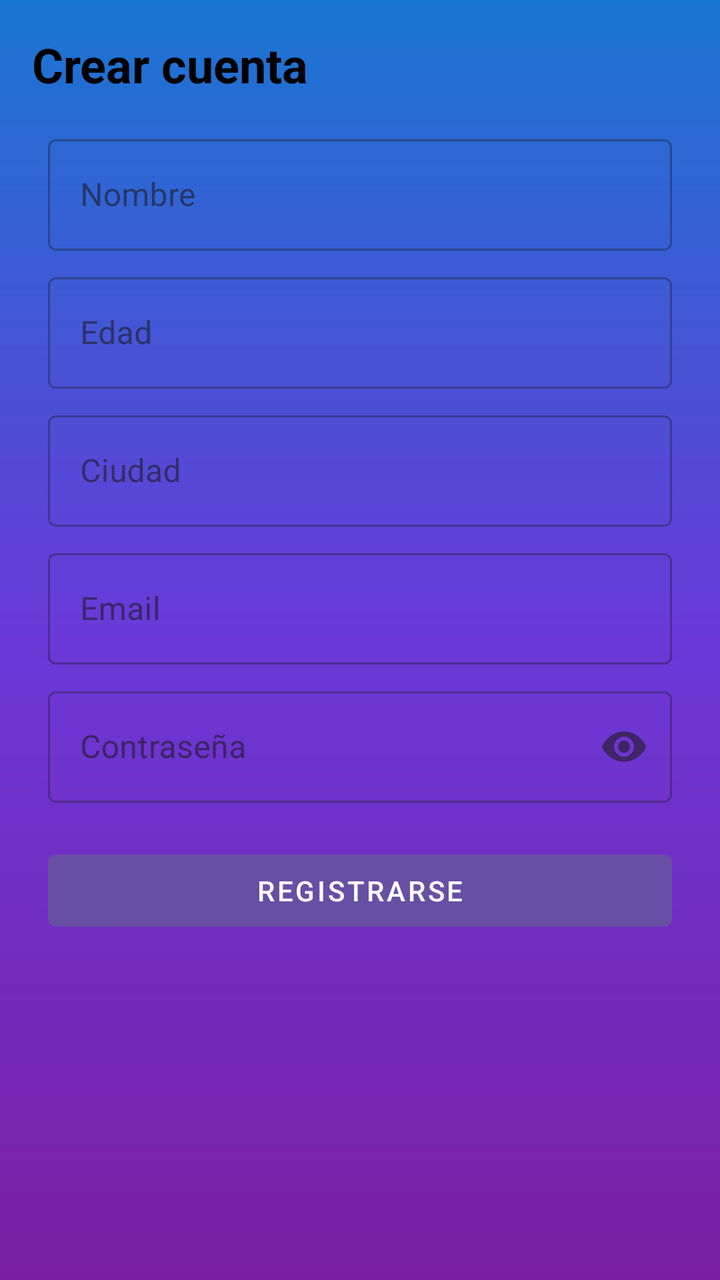
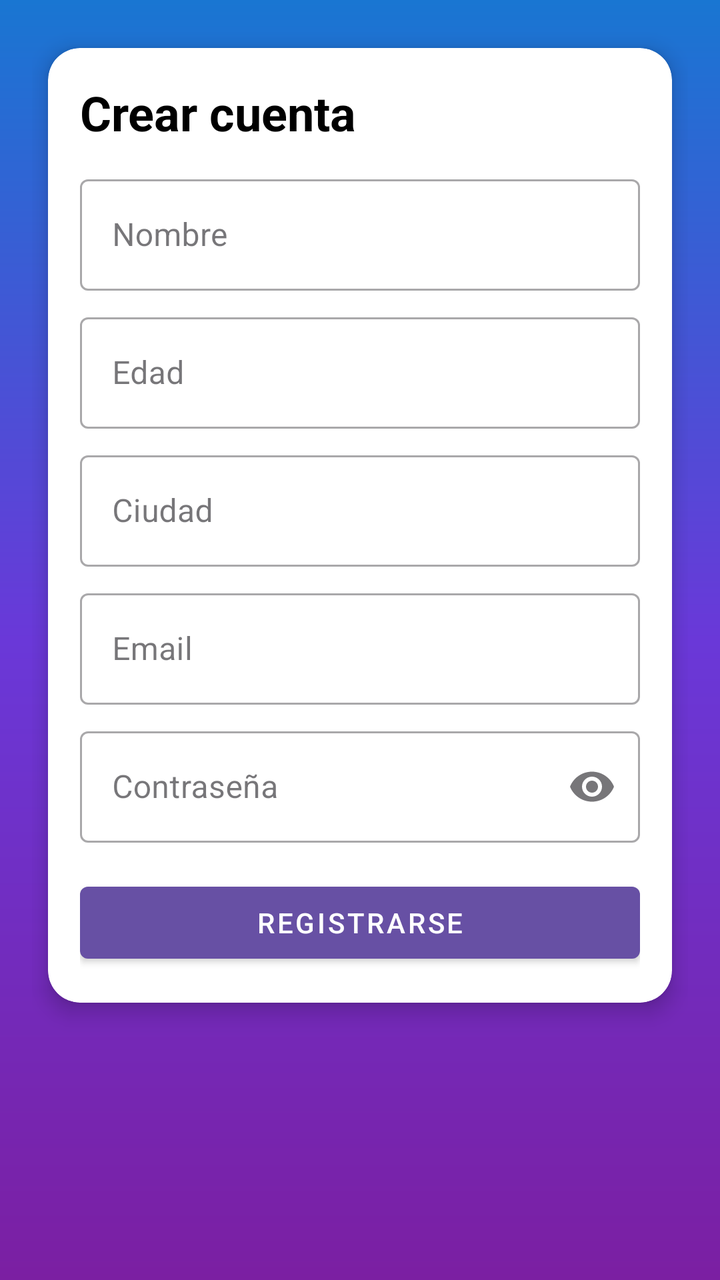

An Android layout rendered at two revisions. The XML below is the earlier revision; the diff shows what the commit changed to produce the second picture.
<!-- AndroidManifest.xml: application theme Theme.TFG -->
<!-- res/layout/fragment_registro.xml -->
<?xml version="1.0" encoding="utf-8"?>
<ScrollView xmlns:android="http://schemas.android.com/apk/res/android"
    xmlns:app="http://schemas.android.com/apk/res-auto"
    xmlns:tools="http://schemas.android.com/tools"
    android:layout_width="match_parent"
    android:layout_height="match_parent"
    android:padding="16dp"
    android:paddingBottom="80dp"
    android:fillViewport="true"
    android:background="@drawable/degradado"
    tools:context="com.example.tfg.vista.FragmentRegistro">

    <androidx.constraintlayout.widget.ConstraintLayout
        android:layout_width="match_parent"
        android:layout_height="wrap_content">

        <TextView
            android:id="@+id/tv_registro_titulo"
            android:layout_width="wrap_content"
            android:layout_height="wrap_content"
            android:text="Crear cuenta"
            android:textSize="24sp"
            android:textStyle="bold"
            android:textColor="@android:color/black"
            app:layout_constraintTop_toTopOf="parent"
            app:layout_constraintStart_toStartOf="parent" />

        <com.google.android.material.textfield.TextInputLayout
            android:id="@+id/til_nombre"
            style="@style/Widget.MaterialComponents.TextInputLayout.OutlinedBox"
            android:layout_width="0dp"
            android:layout_height="wrap_content"
            app:layout_constraintTop_toBottomOf="@id/tv_registro_titulo"
            app:layout_constraintStart_toStartOf="parent"
            app:layout_constraintEnd_toEndOf="parent"
            android:layout_marginTop="16dp"
            android:layout_marginStart="8dp"
            android:layout_marginEnd="8dp">

            <com.google.android.material.textfield.TextInputEditText
                android:id="@+id/etNombre"
                android:layout_width="match_parent"
                android:layout_height="wrap_content"
                android:hint="Nombre" />
        </com.google.android.material.textfield.TextInputLayout>

        <com.google.android.material.textfield.TextInputLayout
            android:id="@+id/til_edad"
            style="@style/Widget.MaterialComponents.TextInputLayout.OutlinedBox"
            android:layout_width="0dp"
            android:layout_height="wrap_content"
            app:layout_constraintTop_toBottomOf="@id/til_nombre"
            app:layout_constraintStart_toStartOf="parent"
            app:layout_constraintEnd_toEndOf="parent"
            android:layout_marginTop="8dp"
            android:layout_marginStart="8dp"
            android:layout_marginEnd="8dp">

            <com.google.android.material.textfield.TextInputEditText
                android:id="@+id/etEdad"
                android:layout_width="match_parent"
                android:layout_height="wrap_content"
                android:hint="Edad"
                android:inputType="number" />
        </com.google.android.material.textfield.TextInputLayout>

        <com.google.android.material.textfield.TextInputLayout
            android:id="@+id/til_ciudad"
            style="@style/Widget.MaterialComponents.TextInputLayout.OutlinedBox"
            android:layout_width="0dp"
            android:layout_height="wrap_content"
            app:layout_constraintTop_toBottomOf="@id/til_edad"
            app:layout_constraintStart_toStartOf="parent"
            app:layout_constraintEnd_toEndOf="parent"
            android:layout_marginTop="8dp"
            android:layout_marginStart="8dp"
            android:layout_marginEnd="8dp">

            <com.google.android.material.textfield.TextInputEditText
                android:id="@+id/etCiudad"
                android:layout_width="match_parent"
                android:layout_height="wrap_content"
                android:hint="Ciudad" />
        </com.google.android.material.textfield.TextInputLayout>

        <com.google.android.material.textfield.TextInputLayout
            android:id="@+id/til_email"
            style="@style/Widget.MaterialComponents.TextInputLayout.OutlinedBox"
            android:layout_width="0dp"
            android:layout_height="wrap_content"
            app:layout_constraintTop_toBottomOf="@id/til_ciudad"
            app:layout_constraintStart_toStartOf="parent"
            app:layout_constraintEnd_toEndOf="parent"
            android:layout_marginTop="8dp"
            android:layout_marginStart="8dp"
            android:layout_marginEnd="8dp">

            <com.google.android.material.textfield.TextInputEditText
                android:id="@+id/etEmail"
                android:layout_width="match_parent"
                android:layout_height="wrap_content"
                android:hint="Email"
                android:inputType="textEmailAddress" />
        </com.google.android.material.textfield.TextInputLayout>

        <com.google.android.material.textfield.TextInputLayout
            android:id="@+id/til_password"
            style="@style/Widget.MaterialComponents.TextInputLayout.OutlinedBox"
            android:layout_width="0dp"
            android:layout_height="wrap_content"
            app:endIconMode="password_toggle"
            app:layout_constraintTop_toBottomOf="@id/til_email"
            app:layout_constraintStart_toStartOf="parent"
            app:layout_constraintEnd_toEndOf="parent"
            android:layout_marginTop="8dp"
            android:layout_marginStart="8dp"
            android:layout_marginEnd="8dp">

            <com.google.android.material.textfield.TextInputEditText
                android:id="@+id/etPassword"
                android:layout_width="match_parent"
                android:layout_height="wrap_content"
                android:hint="Contraseña"
                android:inputType="textPassword" />
        </com.google.android.material.textfield.TextInputLayout>

        <com.google.android.material.button.MaterialButton
            android:id="@+id/btnRegistrarse"
            style="@style/Widget.MaterialComponents.Button"
            android:layout_width="0dp"
            android:layout_height="wrap_content"
            android:text="Registrarse"
            app:layout_constraintTop_toBottomOf="@id/til_password"
            app:layout_constraintStart_toStartOf="parent"
            app:layout_constraintEnd_toEndOf="parent"
            android:layout_marginTop="20dp"
            android:layout_marginStart="8dp"
            android:layout_marginEnd="8dp" />

    </androidx.constraintlayout.widget.ConstraintLayout>

</ScrollView>
<!-- resources referenced by this layout -->
<resources>
  <!-- drawable degradado (drawable) -->
  <?xml version="1.0" encoding="utf-8"?>
  <shape xmlns:android="http://schemas.android.com/apk/res/android" android:shape="rectangle">
      <gradient
          android:startColor="#1976D2"
      android:centerColor="#6A38D8"
      android:endColor="#7B1FA2"
      android:angle="270"
      android:type="linear" />
      <corners android:radius="0dp" />
  </shape>
  <style name="Theme.TFG" parent="Base.Theme.TFG" />
  <style name="Base.Theme.TFG" parent="Theme.Material3.DayNight.NoActionBar">
          
          
      </style>
</resources>

<!-- the commit's change to res/layout/fragment_registro.xml (unified diff, before → after) -->
@@ -14,128 +14,118 @@
         android:layout_width="match_parent"
         android:layout_height="wrap_content">
 
-        <TextView
-            android:id="@+id/tv_registro_titulo"
-            android:layout_width="wrap_content"
-            android:layout_height="wrap_content"
-            android:text="Crear cuenta"
-            android:textSize="24sp"
-            android:textStyle="bold"
-            android:textColor="@android:color/black"
-            app:layout_constraintTop_toTopOf="parent"
-            app:layout_constraintStart_toStartOf="parent" />
-
-        <com.google.android.material.textfield.TextInputLayout
-            android:id="@+id/til_nombre"
-            style="@style/Widget.MaterialComponents.TextInputLayout.OutlinedBox"
+        <androidx.cardview.widget.CardView
+            android:id="@+id/cardRegistro"
             android:layout_width="0dp"
             android:layout_height="wrap_content"
-            app:layout_constraintTop_toBottomOf="@id/tv_registro_titulo"
+            app:cardCornerRadius="16dp"
+            app:cardElevation="6dp"
+            app:layout_constraintTop_toTopOf="parent"
             app:layout_constraintStart_toStartOf="parent"
             app:layout_constraintEnd_toEndOf="parent"
-            android:layout_marginTop="16dp"
             android:layout_marginStart="8dp"
-            android:layout_marginEnd="8dp">
+            android:layout_marginEnd="8dp"
+            android:layout_marginTop="8dp">
 
-            <com.google.android.material.textfield.TextInputEditText
-                android:id="@+id/etNombre"
+            <LinearLayout
                 android:layout_width="match_parent"
                 android:layout_height="wrap_content"
-                android:hint="Nombre" />
-        </com.google.android.material.textfield.TextInputLayout>
+                android:orientation="vertical"
+                android:padding="16dp">
 
-        <com.google.android.material.textfield.TextInputLayout
-            android:id="@+id/til_edad"
-            style="@style/Widget.MaterialComponents.TextInputLayout.OutlinedBox"
-            android:layout_width="0dp"
-            android:layout_height="wrap_content"
-            app:layout_constraintTop_toBottomOf="@id/til_nombre"
-            app:layout_constraintStart_toStartOf="parent"
-            app:layout_constraintEnd_toEndOf="parent"
-            android:layout_marginTop="8dp"
-            android:layout_marginStart="8dp"
-            android:layout_marginEnd="8dp">
+                <TextView
+                    android:id="@+id/tv_registro_titulo"
+                    android:layout_width="wrap_content"
+                    android:layout_height="wrap_content"
+                    android:text="Crear cuenta"
+                    android:textSize="24sp"
+                    android:textStyle="bold"
+                    android:textColor="@android:color/black" />
 
-            <com.google.android.material.textfield.TextInputEditText
-                android:id="@+id/etEdad"
-                android:layout_width="match_parent"
-                android:layout_height="wrap_content"
-                android:hint="Edad"
-                android:inputType="number" />
-        </com.google.android.material.textfield.TextInputLayout>
+                <com.google.android.material.textfield.TextInputLayout
+                    android:id="@+id/til_nombre"
+                    style="@style/Widget.MaterialComponents.TextInputLayout.OutlinedBox"
+                    android:layout_width="match_parent"
+                    android:layout_height="wrap_content"
+                    android:layout_marginTop="12dp">
 
-        <com.google.android.material.textfield.TextInputLayout
-            android:id="@+id/til_ciudad"
-            style="@style/Widget.MaterialComponents.TextInputLayout.OutlinedBox"
-            android:layout_width="0dp"
-            android:layout_height="wrap_content"
-            app:layout_constraintTop_toBottomOf="@id/til_edad"
-            app:layout_constraintStart_toStartOf="parent"
-            app:layout_constraintEnd_toEndOf="parent"
-            android:layout_marginTop="8dp"
-            android:layout_marginStart="8dp"
-            android:layout_marginEnd="8dp">
+                    <com.google.android.material.textfield.TextInputEditText
+                        android:id="@+id/etNombre"
+                        android:layout_width="match_parent"
+                        android:layout_height="wrap_content"
+                        android:hint="Nombre" />
+                </com.google.android.material.textfield.TextInputLayout>
 
-            <com.google.android.material.textfield.TextInputEditText
-                android:id="@+id/etCiudad"
-                android:layout_width="match_parent"
-                android:layout_height="wrap_content"
-                android:hint="Ciudad" />
-        </com.google.android.material.textfield.TextInputLayout>
+                <com.google.android.material.textfield.TextInputLayout
+                    android:id="@+id/til_edad"
+                    style="@style/Widget.MaterialComponents.TextInputLayout.OutlinedBox"
+                    android:layout_width="match_parent"
+                    android:layout_height="wrap_content"
+                    android:layout_marginTop="8dp">
 
-        <com.google.android.material.textfield.TextInputLayout
-            android:id="@+id/til_email"
-            style="@style/Widget.MaterialComponents.TextInputLayout.OutlinedBox"
-            android:layout_width="0dp"
-            android:layout_height="wrap_content"
-            app:layout_constraintTop_toBottomOf="@id/til_ciudad"
-            app:layout_constraintStart_toStartOf="parent"
-            app:layout_constraintEnd_toEndOf="parent"
-            android:layout_marginTop="8dp"
-            android:layout_marginStart="8dp"
-            android:layout_marginEnd="8dp">
+                    <com.google.android.material.textfield.TextInputEditText
+                        android:id="@+id/etEdad"
+                        android:layout_width="match_parent"
+                        android:layout_height="wrap_content"
+                        android:hint="Edad"
+                        android:inputType="number" />
+                </com.google.android.material.textfield.TextInputLayout>
 
-            <com.google.android.material.textfield.TextInputEditText
-                android:id="@+id/etEmail"
-                android:layout_width="match_parent"
-                android:layout_height="wrap_content"
-                android:hint="Email"
-                android:inputType="textEmailAddress" />
-        </com.google.android.material.textfield.TextInputLayout>
+                <com.google.android.material.textfield.TextInputLayout
+                    android:id="@+id/til_ciudad"
+                    style="@style/Widget.MaterialComponents.TextInputLayout.OutlinedBox"
+                    android:layout_width="match_parent"
+                    android:layout_height="wrap_content"
+                    android:layout_marginTop="8dp">
 
-        <com.google.android.material.textfield.TextInputLayout
-            android:id="@+id/til_password"
-            style="@style/Widget.MaterialComponents.TextInputLayout.OutlinedBox"
-            android:layout_width="0dp"
-            android:layout_height="wrap_content"
-            app:endIconMode="password_toggle"
-            app:layout_constraintTop_toBottomOf="@id/til_email"
-            app:layout_constraintStart_toStartOf="parent"
-            app:layout_constraintEnd_toEndOf="parent"
-            android:layout_marginTop="8dp"
-            android:layout_marginStart="8dp"
-            android:layout_marginEnd="8dp">
+                    <com.google.android.material.textfield.TextInputEditText
+                        android:id="@+id/etCiudad"
+                        android:layout_width="match_parent"
+                        android:layout_height="wrap_content"
+                        android:hint="Ciudad" />
+                </com.google.android.material.textfield.TextInputLayout>
 
-            <com.google.android.material.textfield.TextInputEditText
-                android:id="@+id/etPassword"
-                android:layout_width="match_parent"
-                android:layout_height="wrap_content"
-                android:hint="Contraseña"
-                android:inputType="textPassword" />
-        </com.google.android.material.textfield.TextInputLayout>
+                <com.google.android.material.textfield.TextInputLayout
+                    android:id="@+id/til_email"
+                    style="@style/Widget.MaterialComponents.TextInputLayout.OutlinedBox"
+                    android:layout_width="match_parent"
+                    android:layout_height="wrap_content"
+                    android:layout_marginTop="8dp">
 
-        <com.google.android.material.button.MaterialButton
-            android:id="@+id/btnRegistrarse"
-            style="@style/Widget.MaterialComponents.Button"
-            android:layout_width="0dp"
-            android:layout_height="wrap_content"
-            android:text="Registrarse"
-            app:layout_constraintTop_toBottomOf="@id/til_password"
-            app:layout_constraintStart_toStartOf="parent"
-            app:layout_constraintEnd_toEndOf="parent"
-            android:layout_marginTop="20dp"
-            android:layout_marginStart="8dp"
-            android:layout_marginEnd="8dp" />
+                    <com.google.android.material.textfield.TextInputEditText
+                        android:id="@+id/etEmail"
+                        android:layout_width="match_parent"
+                        android:layout_height="wrap_content"
+                        android:hint="Email"
+                        android:inputType="textEmailAddress" />
+                </com.google.android.material.textfield.TextInputLayout>
+
+                <com.google.android.material.textfield.TextInputLayout
+                    android:id="@+id/til_password"
+                    style="@style/Widget.MaterialComponents.TextInputLayout.OutlinedBox"
+                    android:layout_width="match_parent"
+                    android:layout_height="wrap_content"
+                    app:endIconMode="password_toggle"
+                    android:layout_marginTop="8dp">
+
+                    <com.google.android.material.textfield.TextInputEditText
+                        android:id="@+id/etPassword"
+                        android:layout_width="match_parent"
+                        android:layout_height="wrap_content"
+                        android:hint="Contraseña"
+                        android:inputType="textPassword" />
+                </com.google.android.material.textfield.TextInputLayout>
+
+                <com.google.android.material.button.MaterialButton
+                    android:id="@+id/btnRegistrarse"
+                    style="@style/Widget.MaterialComponents.Button"
+                    android:layout_width="match_parent"
+                    android:layout_height="wrap_content"
+                    android:text="Registrarse"
+                    android:layout_marginTop="16dp" />
+
+            </LinearLayout>
+        </androidx.cardview.widget.CardView>
 
     </androidx.constraintlayout.widget.ConstraintLayout>
 
